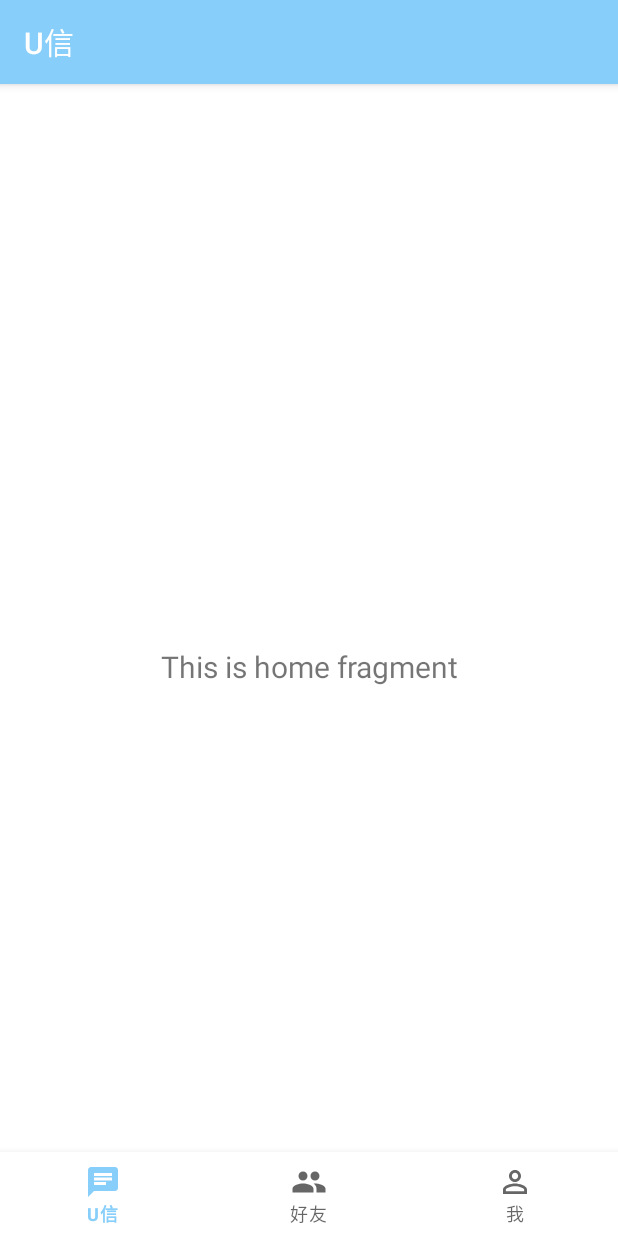
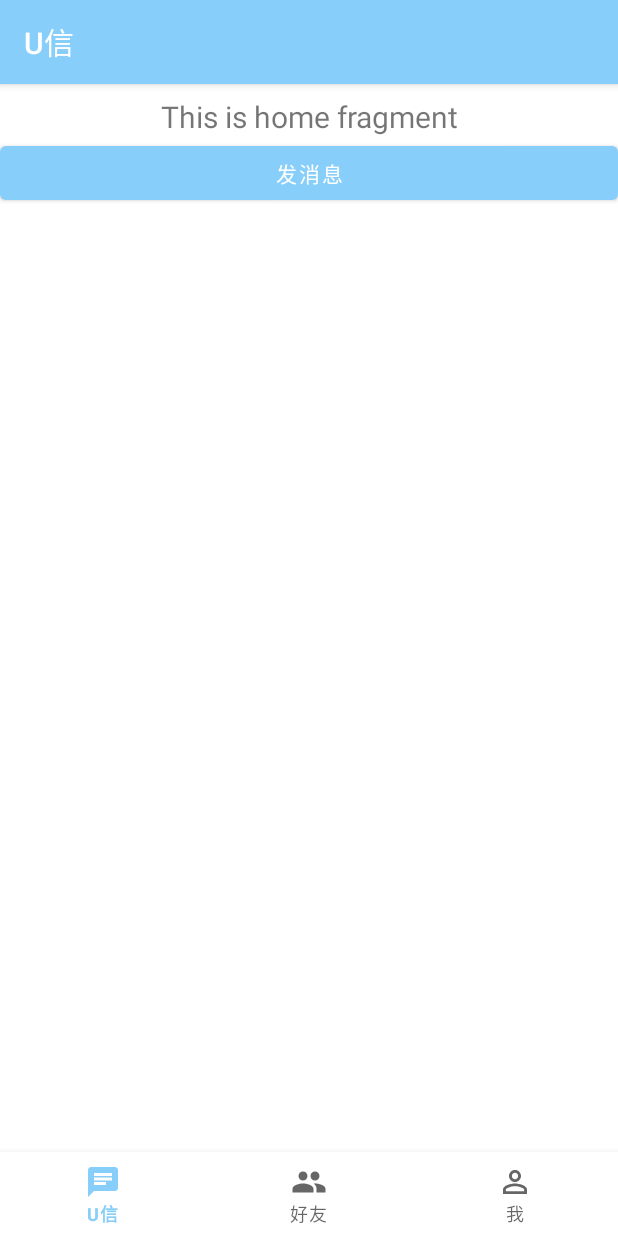
Before and after one commit to Maxwell-L/YouChat, an Android app: the screen it shows after launch (MainActivity), on a phone screen of 412 x 824 dp. Run offline under Robolectric (Android 15) with nearby library versions, the phone set to English and light mode, and no system bars; our stand-ins replace navigation-ui.

Commit message:
Update fragment_home & add a button

```diff
--- a/app/src/main/java/com/maxwell/youchat/MainActivity.java
+++ b/app/src/main/java/com/maxwell/youchat/MainActivity.java
@@ -20,8 +20,8 @@ public class MainActivity extends AppCompatActivity {
         BottomNavigationView bottomNavigationView =findViewById(R.id.nav_view);
 
         AppBarConfiguration appBarConfiguration = new AppBarConfiguration.Builder(
-                R.id.navigation_home, R.id.navigation_friend, R.id.navigation_me
-        ).build();
+                R.id.navigation_home, R.id.navigation_friend, R.id.navigation_me)
+                .build();
 
         NavController navController = Navigation.findNavController(this, R.id.nav_host_fragment);
         NavigationUI.setupActionBarWithNavController(this, navController, appBarConfiguration);
--- a/app/src/main/java/com/maxwell/youchat/ui/home/HomeFragment.java
+++ b/app/src/main/java/com/maxwell/youchat/ui/home/HomeFragment.java
@@ -4,6 +4,7 @@ import android.os.Bundle;
 import android.view.LayoutInflater;
 import android.view.View;
 import android.view.ViewGroup;
+import android.widget.Button;
 import android.widget.TextView;
 
 import androidx.annotation.NonNull;
@@ -18,11 +19,14 @@ public class HomeFragment extends Fragment {
 
     private HomeViewModel homeViewModel;
 
+    private TextView textView;
+
     public View onCreateView(@NonNull LayoutInflater inflater,
                              ViewGroup container, Bundle savedInstanceState) {
+        super.onCreateView(inflater, container, savedInstanceState);
         homeViewModel = new ViewModelProvider(this).get(HomeViewModel.class);
         View root = inflater.inflate(R.layout.fragment_home, container, false);
-        final TextView textView = root.findViewById(R.id.text_home);
+        textView = root.findViewById(R.id.text_home);
         homeViewModel.getText().observe(getViewLifecycleOwner(), new Observer<String>() {
             @Override
             public void onChanged(String s) {
--- a/app/src/main/res/layout/fragment_home.xml
+++ b/app/src/main/res/layout/fragment_home.xml
@@ -1,9 +1,10 @@
 <?xml version="1.0" encoding="utf-8"?>
-<androidx.constraintlayout.widget.ConstraintLayout xmlns:android="http://schemas.android.com/apk/res/android"
+<androidx.appcompat.widget.LinearLayoutCompat xmlns:android="http://schemas.android.com/apk/res/android"
     xmlns:app="http://schemas.android.com/apk/res-auto"
     xmlns:tools="http://schemas.android.com/tools"
     android:layout_width="match_parent"
-    android:layout_height="match_parent"
+    android:layout_height="wrap_content"
+    android:orientation="vertical"
     tools:context=".ui.home.HomeFragment">
 
     <TextView
@@ -14,10 +15,12 @@
         android:layout_marginTop="8dp"
         android:layout_marginEnd="8dp"
         android:textAlignment="center"
-        android:textSize="20sp"
-        app:layout_constraintBottom_toBottomOf="parent"
-        app:layout_constraintEnd_toEndOf="parent"
-        app:layout_constraintStart_toStartOf="parent"
-        app:layout_constraintTop_toTopOf="parent" />
+        android:textSize="20sp" />
 
-</androidx.constraintlayout.widget.ConstraintLayout>
+    <Button
+        android:layout_width="match_parent"
+        android:layout_height="wrap_content"
+        android:text="@string/button" />
+
+
+</androidx.appcompat.widget.LinearLayoutCompat>
--- a/app/src/main/res/layout/fragment_me.xml
+++ b/app/src/main/res/layout/fragment_me.xml
@@ -6,4 +6,6 @@
     android:layout_height="match_parent"
     tools:context=".ui.me.MeFragment">
 
+
+
 </androidx.constraintlayout.widget.ConstraintLayout>
--- a/app/src/main/res/values/strings.xml
+++ b/app/src/main/res/values/strings.xml
@@ -3,4 +3,5 @@
     <string name="title_home">U信</string>
     <string name="title_friend">好友</string>
     <string name="title_me">我</string>
+    <string name="button">发消息</string>
 </resources>
```
